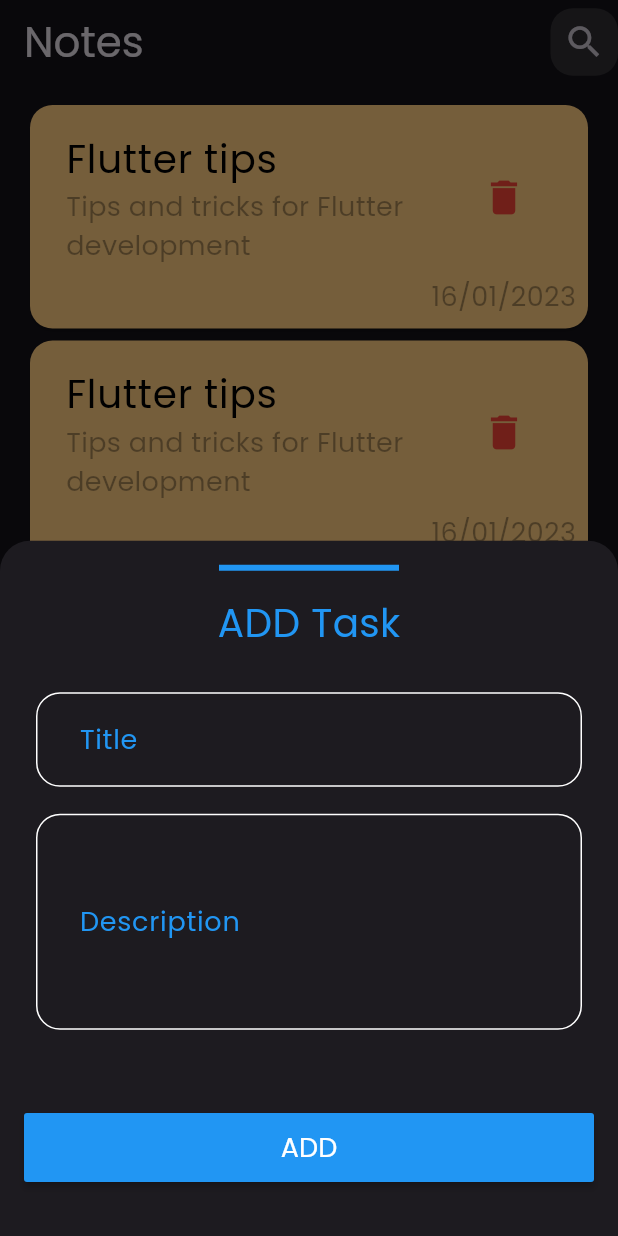
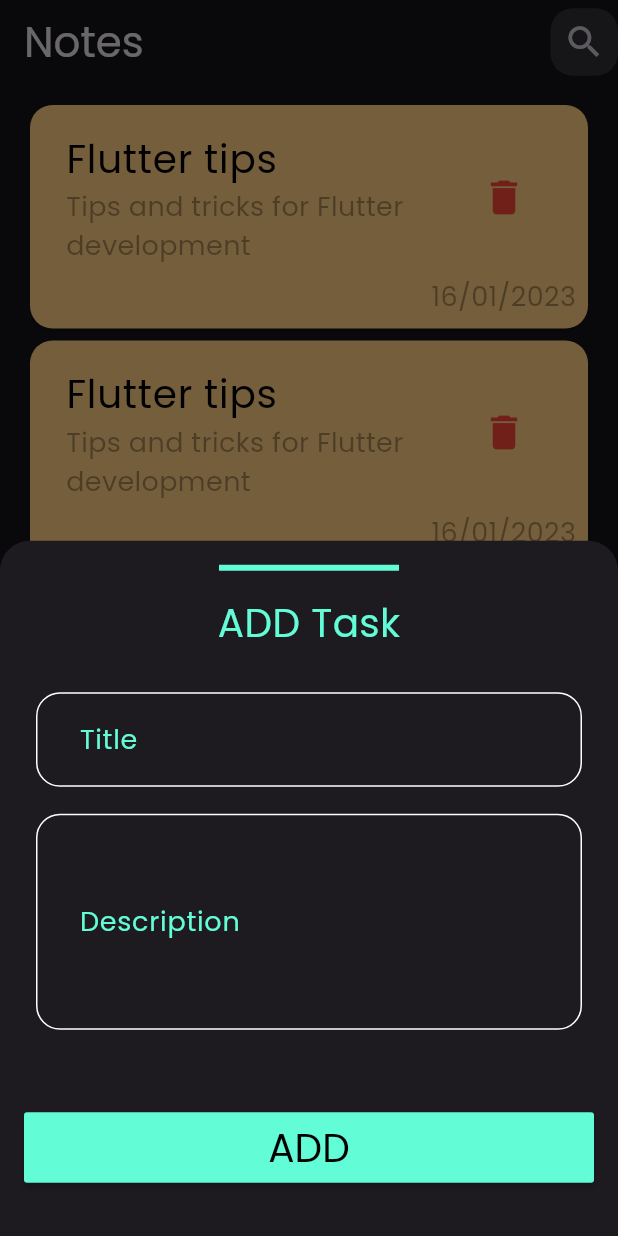
Before and after one commit to Mohamed-Essam-Mohamed/NOTE-HIVE-SIMPLE-APP, a Flutter app: the screen it shows after launch, after a tap on the "add" icon, on a phone screen of 412 x 824 dp. Run offline on Flutter 3.47's test engine with Material 3 defaults, Android fonts, the phone set to English and light mode, and no system bars; our stand-ins replace flutter_bloc, hive, hive_flutter; accounts and stored records are empty.

Commit message:
finish ui app

```diff
--- a/lib/main.dart
+++ b/lib/main.dart
@@ -1,8 +1,13 @@
+import 'package:app_note_local/src/constant/app_const_hive.dart';
+import 'package:app_note_local/src/feature/edit_task/view/edittask_screen.dart';
 import 'package:app_note_local/src/feature/home/view/home_screen.dart';
 import 'package:app_note_local/src/utils/app_theme.dart';
 import 'package:flutter/material.dart';
+import 'package:hive_flutter/adapters.dart';
 
-void main() {
+void main() async {
+  await Hive.initFlutter();
+  await Hive.openBox(openBox);
   runApp(NoteApp());
 }
 
@@ -17,6 +22,7 @@
       initialRoute: HomeScreen.routeName,
       routes: {
         HomeScreen.routeName: (context) => const HomeScreen(),
+        EditTaskScreen.routeName: (context) => EditTaskScreen(),
       },
     );
   }
--- /dev/null
+++ b/lib/src/constant/app_const_hive.dart
@@ -0,0 +1 @@
+const String openBox = "openBox";
--- a/lib/src/feature/add_task/view/addtask_screen.dart
+++ b/lib/src/feature/add_task/view/addtask_screen.dart
@@ -1,3 +1,4 @@
+import 'package:app_note_local/src/feature/add_task/view_model/addtask_view_model_cubit.dart';
 import 'package:app_note_local/src/helper/size_gap.dart';
 import 'package:app_note_local/src/utils/app_colors.dart';
 import 'package:app_note_local/src/utils/app_textstyles.dart';
@@ -6,8 +7,7 @@
 import 'package:flutter/material.dart';
 
 class AddTaskScreen extends StatelessWidget {
-  final TextEditingController titleController = TextEditingController();
-  final TextEditingController descriptionController = TextEditingController();
+  AddTaskViewModelCubit viewModel = AddTaskViewModelCubit();
   AddTaskScreen({super.key});
   @override
   Widget build(BuildContext context) {
@@ -35,14 +35,14 @@
                   vertical(20),
                   AppTextForm(
                     label: "Title",
-                    controller: titleController,
+                    controller: viewModel.titleController,
                     maxLines: 1,
                     myValidator: (text) {},
                   ),
                   vertical(2),
                   AppTextForm(
                     label: "Description",
-                    controller: descriptionController,
+                    controller: viewModel.descriptionController,
                     maxLines: 4,
                     myValidator: (text) {},
                   ),
--- a/lib/src/feature/add_task/view_model/addtask_view_model_cubit.dart
+++ b/lib/src/feature/add_task/view_model/addtask_view_model_cubit.dart
@@ -1,6 +1,9 @@
 import 'package:app_note_local/src/feature/add_task/view_model/addtask_view_model_state.dart';
+import 'package:flutter/material.dart';
 import 'package:flutter_bloc/flutter_bloc.dart';
 
 class AddTaskViewModelCubit extends Cubit<AddTaskViewModelState> {
   AddTaskViewModelCubit() : super(AddTaskViewModelLoading());
+  final TextEditingController titleController = TextEditingController();
+  final TextEditingController descriptionController = TextEditingController();
 }
--- a/lib/src/feature/home/view/widget/notes_listview.dart
+++ b/lib/src/feature/home/view/widget/notes_listview.dart
@@ -1,3 +1,4 @@
+import 'package:app_note_local/src/feature/edit_task/view/edittask_screen.dart';
 import 'package:app_note_local/src/feature/home/view/widget/note_item.dart';
 import 'package:flutter/material.dart';
 
@@ -13,7 +14,12 @@
       shrinkWrap: true,
       itemCount: 10,
       itemBuilder: (context, index) {
-        return const NoteItem();
+        return InkWell(
+          onTap: () {
+            Navigator.pushNamed(context, EditTaskScreen.routeName);
+          },
+          child: const NoteItem(),
+        );
       },
     );
   }
--- a/lib/src/utils/app_colors.dart
+++ b/lib/src/utils/app_colors.dart
@@ -5,5 +5,5 @@
   static const Color colorWite = Colors.white;
   static const Color colorBlack = Colors.black;
   static const Color colorRed = Colors.red;
-  static const Color colorBlue = Colors.blue;
+  static const Color colorBlue = Color(0xff62FCD7);
 }
--- a/lib/src/widget/app_material_button.dart
+++ b/lib/src/widget/app_material_button.dart
@@ -18,10 +18,10 @@
       minWidth: double.infinity,
       onPressed: onPressed,
       child: Padding(
-        padding: const EdgeInsets.all(10),
+        padding: const EdgeInsets.all(5),
         child: Text(
           title,
-          style: AppTextStyle.textStyle18.copyWith(color: AppColors.colorWite),
+          style: AppTextStyle.textStyle26.copyWith(color: AppColors.colorBlack),
         ),
       ),
     );
--- a/pubspec.yaml
+++ b/pubspec.yaml
@@ -38,12 +38,13 @@
   flutter_bloc: ^8.1.5
   hive: ^2.2.3
   hive_flutter: ^1.1.0
-  hive_generator: ^2.0.1
-  build_runner: ^2.4.10
+
 
 dev_dependencies:
   flutter_test:
     sdk: flutter
+  hive_generator: ^2.0.1
+  build_runner: ^2.4.10
 
   # The "flutter_lints" package below contains a set of recommended lints to
   # encourage good coding practices. The lint set provided by the package is
```
Also changed, not shown: lib/src/data/model/model_note.dart (added, +21 -0 lines), lib/src/feature/edit_task/view/edittask_screen.dart (added, +61 -0 lines), pubspec.lock.
